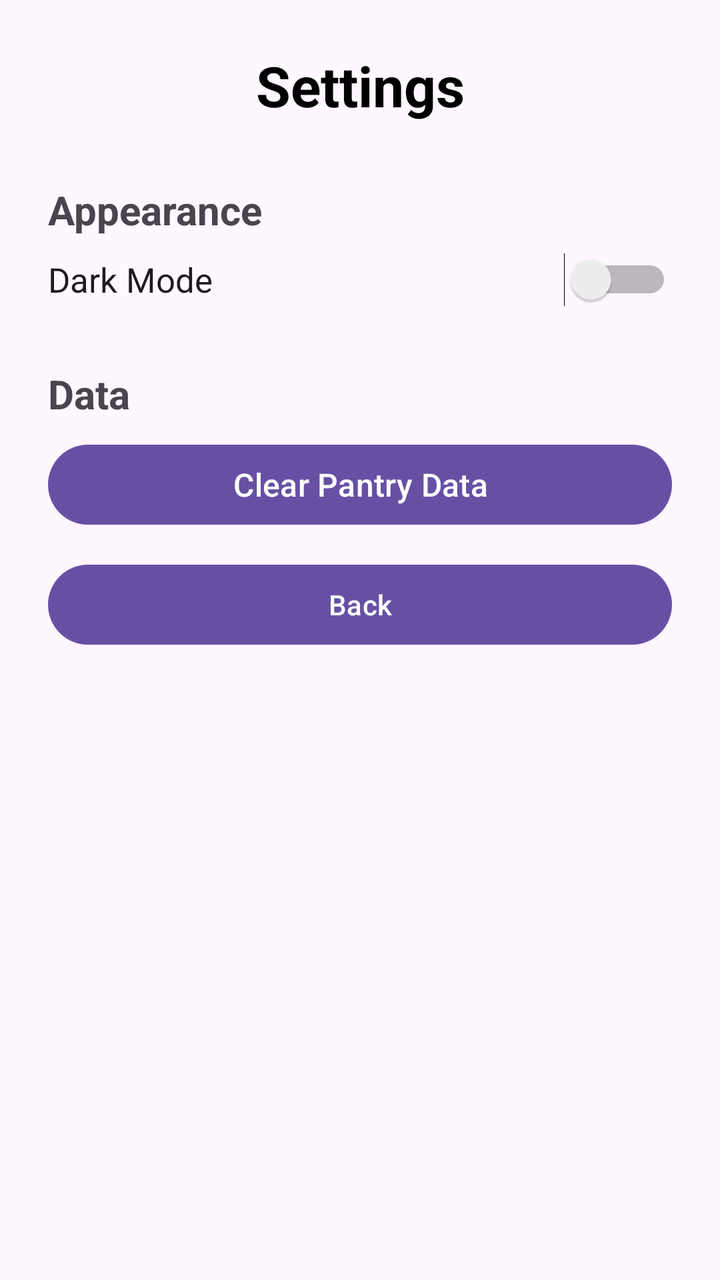
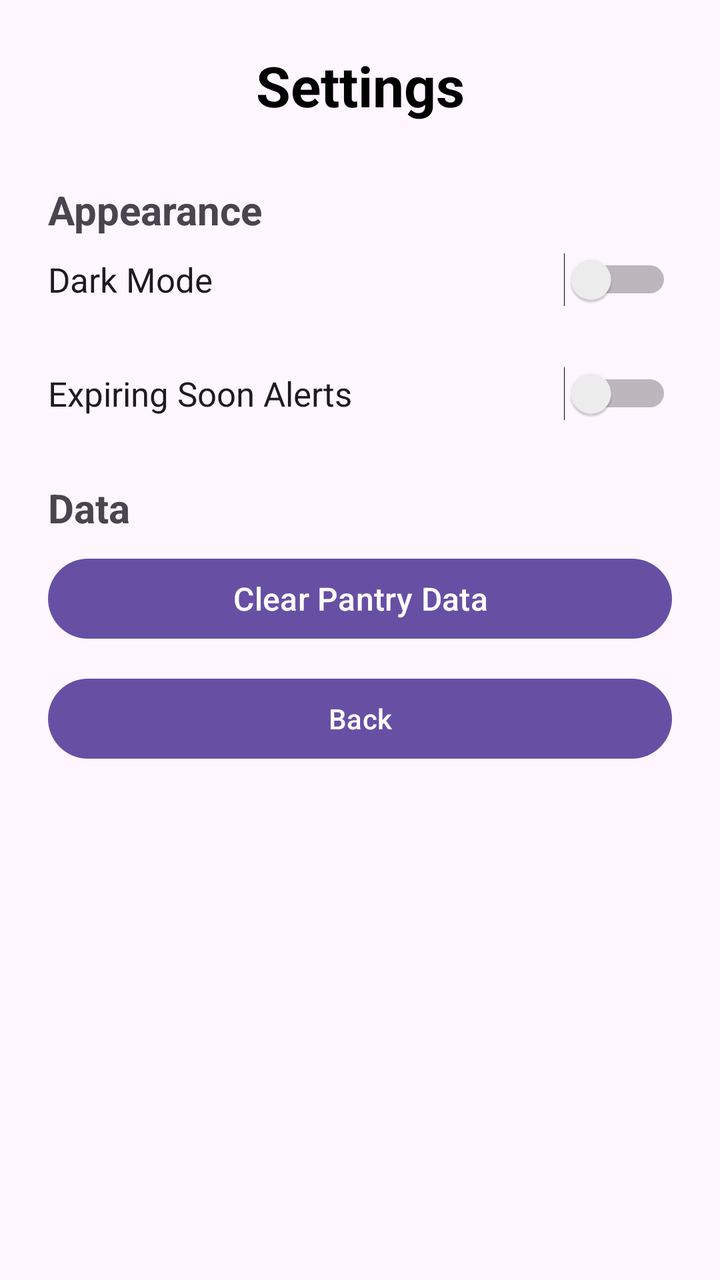

Screens rendered from an Android XML layout before and after an edit, with the pre-edit source and the edit as a unified diff.
<!-- AndroidManifest.xml: application theme Theme.SmartPantryManager -->
<!-- res/layout/activity_settings.xml -->
<?xml version="1.0" encoding="utf-8"?>
<ScrollView
    xmlns:android="http://schemas.android.com/apk/res/android"
    android:layout_width="match_parent"
    android:layout_height="match_parent">

    <LinearLayout
        android:layout_width="match_parent"
        android:layout_height="wrap_content"
        android:orientation="vertical"
        android:padding="24dp">

        <TextView
            android:id="@+id/txtSettingsTitle"
            android:layout_width="match_parent"
            android:layout_height="wrap_content"
            android:text="Settings"
            android:textSize="28sp"
            android:textStyle="bold"
            android:textColor="#000000"
            android:gravity="center"
            android:layout_marginBottom="30dp" />

        <TextView
            android:layout_width="match_parent"
            android:layout_height="wrap_content"
            android:text="Appearance"
            android:textSize="20sp"
            android:textStyle="bold"
            android:layout_marginBottom="8dp" />

        <Switch
            android:id="@+id/switchDarkMode"
            android:layout_width="match_parent"
            android:layout_height="wrap_content"
            android:text="Dark Mode"
            android:textSize="17sp"
            android:layout_marginBottom="30dp" />

        <TextView
            android:layout_width="match_parent"
            android:layout_height="wrap_content"
            android:text="Data"
            android:textSize="20sp"
            android:textStyle="bold"
            android:layout_marginBottom="8dp" />

        <Button
            android:id="@+id/btnClearData"
            android:layout_width="match_parent"
            android:layout_height="wrap_content"
            android:text="Clear Pantry Data"
            android:textSize="16sp" />

        <Button
            android:id="@+id/btnBackSettings"
            android:layout_width="match_parent"
            android:layout_height="wrap_content"
            android:text="Back"
            android:layout_marginTop="12dp" />

    </LinearLayout>

</ScrollView>
<!-- resources referenced by this layout -->
<resources>
  <style name="Theme.SmartPantryManager" parent="Base.Theme.SmartPantryManager" />
  <style name="Base.Theme.SmartPantryManager" parent="Theme.Material3.DayNight.NoActionBar">
          
          
      </style>
</resources>

<!-- the commit's change to res/layout/activity_settings.xml (unified diff, before → after) -->
@@ -37,6 +37,14 @@
             android:textSize="17sp"
             android:layout_marginBottom="30dp" />
 
+        <Switch
+            android:id="@+id/switchExpiryAlerts"
+            android:layout_width="match_parent"
+            android:layout_height="wrap_content"
+            android:text="Expiring Soon Alerts"
+            android:textSize="17sp"
+            android:layout_marginBottom="30dp" />
+
         <TextView
             android:layout_width="match_parent"
             android:layout_height="wrap_content"
